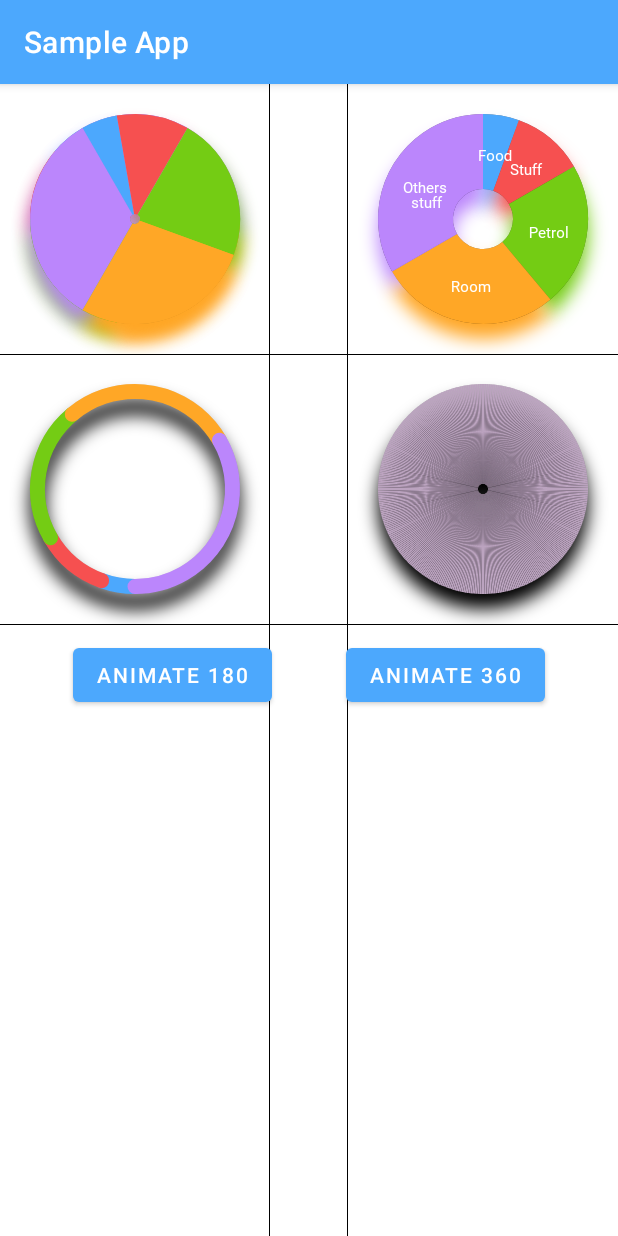
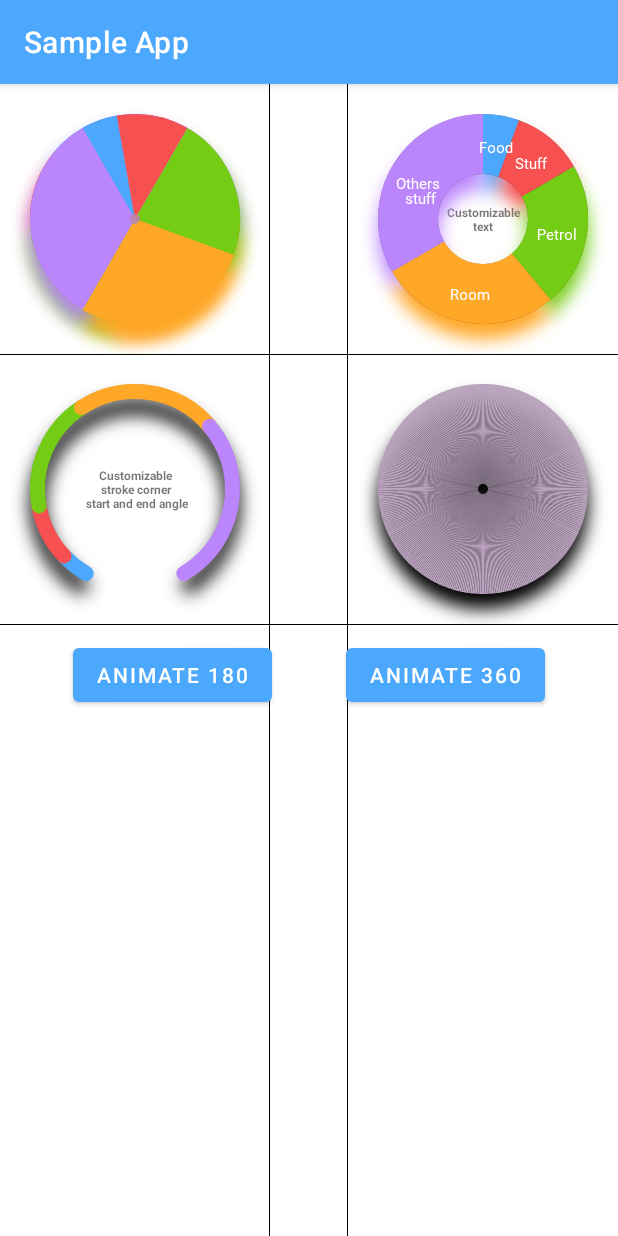
Before and after one commit to thanh-ha-van/PieChartView, an Android app: the screen it shows after launch (MainActivity), on a phone screen of 412 x 824 dp. Run offline under Robolectric (Android 15) with nearby library versions, the phone set to English and light mode, and no system bars.

Commit message:
modify sample

```diff
--- a/app/src/main/java/com/thanh/ha/sampleapp/MainActivity.kt
+++ b/app/src/main/java/com/thanh/ha/sampleapp/MainActivity.kt
@@ -44,20 +44,20 @@ class MainActivity : AppCompatActivity() {
         pieChartView2.submitList(fakeList)
         pieChartView2.animateProgress(0, 360)
         pieChartView3.submitList(fakeList2)
-        pieChartView3.animateProgress(0, 360)
+        pieChartView3.animateProgress(0, 300)
         pieChartView4.submitList(performTestList)
         pieChartView4.animateProgress(0, 360)
 
         findViewById<Button>(R.id.animateBtn).setOnClickListener {
             pieChartView.animateProgress(0, 180)
             pieChartView2.animateProgress(0, 180)
-            pieChartView3.animateProgress(0, 180)
+            pieChartView3.animateProgress(0, 300)
             pieChartView4.animateProgress(0, 180)
         }
         findViewById<Button>(R.id.animateBtn2).setOnClickListener {
             pieChartView.animateProgress(0, 360)
             pieChartView2.animateProgress(0, 360)
-            pieChartView3.animateProgress(0, 360)
+            pieChartView3.animateProgress(0, 300)
             pieChartView4.animateProgress(0, 360)
         }
     }
--- a/app/src/main/res/layout/activity_main.xml
+++ b/app/src/main/res/layout/activity_main.xml
@@ -14,6 +14,18 @@
         android:layout_width="match_parent"
         android:layout_height="wrap_content"
         android:orientation="vertical">
+
+        <TextView
+            android:layout_width="wrap_content"
+            android:layout_height="wrap_content"
+            android:gravity="center"
+            android:text="Basic chart"
+            android:textSize="8sp"
+            android:textStyle="bold"
+            app:layout_constraintBottom_toBottomOf="@id/pieChart"
+            app:layout_constraintEnd_toEndOf="@id/pieChart"
+            app:layout_constraintStart_toStartOf="@id/pieChart"
+            app:layout_constraintTop_toTopOf="@id/pieChart" />
 
         <com.thanh.ha.piechart.PieChart
             android:id="@+id/pieChart"
@@ -59,6 +71,19 @@
             android:background="@color/black"
             app:layout_constraintTop_toBottomOf="@id/pieChart" />
 
+        <TextView
+            android:layout_width="wrap_content"
+            android:layout_height="wrap_content"
+            android:gravity="center"
+            android:text="Customizable\ntext"
+            android:textSize="8sp"
+            android:textStyle="bold"
+            app:layout_constraintBottom_toBottomOf="@id/pieChart2"
+            app:layout_constraintEnd_toEndOf="@id/pieChart2"
+            app:layout_constraintStart_toStartOf="@id/pieChart2"
+            app:layout_constraintTop_toTopOf="@id/pieChart2" />
+
+
         <com.thanh.ha.piechart.PieChart
             android:id="@+id/pieChart2"
             android:layout_width="180dp"
@@ -71,11 +96,24 @@
             app:itemTextSize="10sp"
             app:layout_constraintEnd_toEndOf="parent"
             app:layout_constraintTop_toTopOf="@id/pieChart"
-            app:pieStrokeWidth="50dp"
+            app:pieStrokeWidth="40dp"
             app:shadowAlpha="0.5"
             app:shadowDy="10dp"
             app:shadowRadius="10dp"
             app:textFontFamily="@font/noto_sans_jp_bold" />
+
+        <TextView
+            android:layout_width="wrap_content"
+            android:layout_height="wrap_content"
+            android:gravity="center"
+            android:text="Customizable\nstroke corner\n
+start and end angle"
+            android:textSize="8sp"
+            android:textStyle="bold"
+            app:layout_constraintBottom_toBottomOf="@id/pieChart3"
+            app:layout_constraintEnd_toEndOf="@id/pieChart3"
+            app:layout_constraintStart_toStartOf="@id/pieChart3"
+            app:layout_constraintTop_toTopOf="@id/pieChart3" />
 
         <com.thanh.ha.piechart.PieChart
             android:id="@+id/pieChart3"
@@ -83,7 +121,7 @@
             android:layout_height="180dp"
             app:animationDuration="1000"
             app:animationType="innerOut"
-            app:initAngle="90"
+            app:initAngle="120"
             app:isMultiColorShadow="false"
             app:itemTextColor="@color/white"
             app:strokeRadius="10dp"
@@ -91,7 +129,7 @@
             app:layout_constraintStart_toStartOf="parent"
             app:layout_constraintTop_toBottomOf="@id/pieChart"
             app:pieStrokeWidth="10dp"
-            app:shadowAlpha="0.1"
+            app:shadowAlpha="0.2"
             app:shadowDy="10dp"
             app:shadowRadius="10dp"
             app:textFontFamily="@font/noto_sans_jp_bold" />
```
